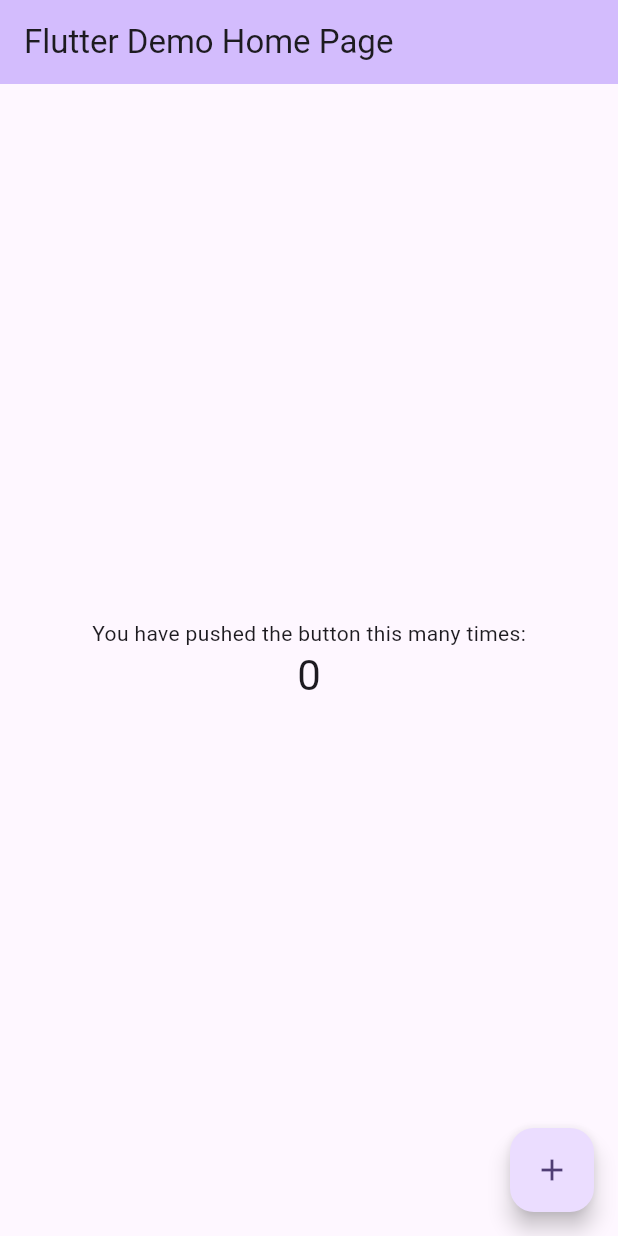
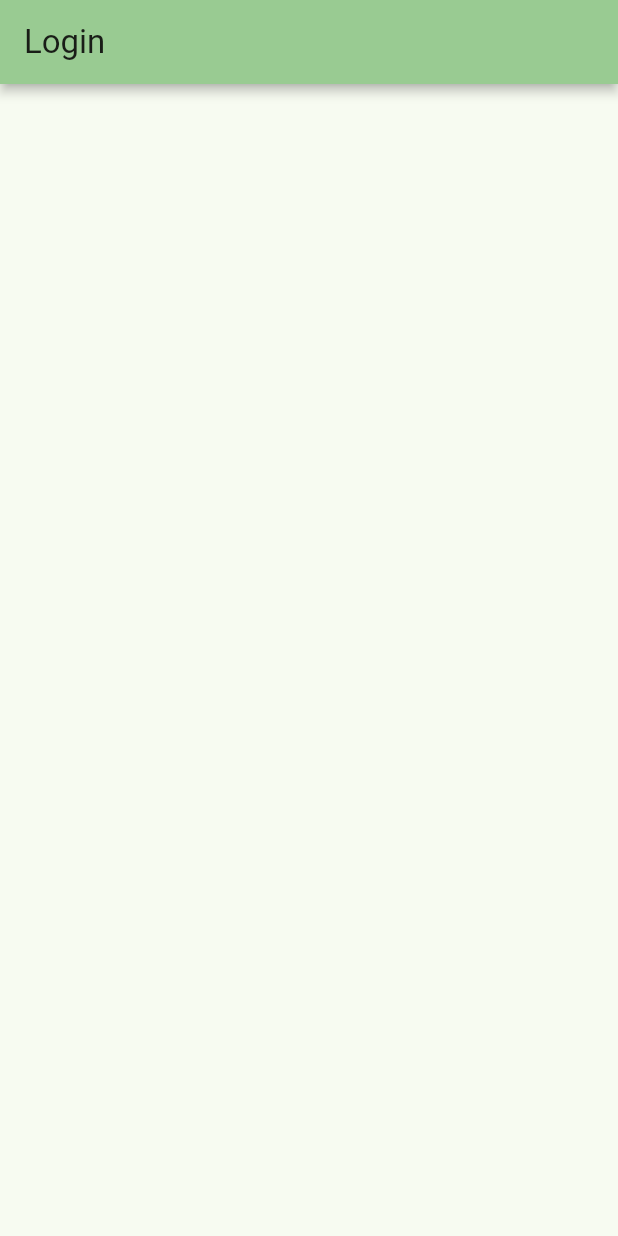
Before and after one commit to gouravpatil70/documents_store_app, a Flutter app: the screen it shows after launch, on a phone screen of 412 x 824 dp. Run offline on Flutter 3.47's test engine with Material 3 defaults, Android fonts, the phone set to English and light mode, and no system bars.

Commit message:
Initial required files & folder

```diff
--- /dev/null
+++ b/lib/Screens/login_screen.dart
@@ -0,0 +1,18 @@
+import 'package:documents_store_app/Widgets/custom_app_bar.dart';
+import 'package:flutter/material.dart';
+
+class LoginScreen extends StatefulWidget {
+  const LoginScreen({super.key});
+
+  @override
+  State<LoginScreen> createState() => _LoginScreenState();
+}
+
+class _LoginScreenState extends State<LoginScreen> {
+  @override
+  Widget build(BuildContext context){
+    return Scaffold(
+      appBar: CustomAppBar.customAppBar(context: context, appTitle: 'Login')
+    );
+  }
+}
--- /dev/null
+++ b/lib/Widgets/custom_app_bar.dart
@@ -0,0 +1,12 @@
+import 'package:flutter/material.dart';
+
+class CustomAppBar{
+  static customAppBar({required BuildContext context, required String appTitle, required}){
+    return AppBar(
+      title: Text(appTitle),
+      backgroundColor: Theme.of(context).colorScheme.inversePrimary,
+      elevation: 3.0,
+      shadowColor: Colors.black,
+    );
+  }
+}
--- a/lib/main.dart
+++ b/lib/main.dart
@@ -1,125 +1,23 @@
+import 'package:documents_store_app/Screens/login_screen.dart';
 import 'package:flutter/material.dart';
 
-void main() {
+void main(){
   runApp(const MyApp());
 }
 
-class MyApp extends StatelessWidget {
+class MyApp extends StatelessWidget{
+
   const MyApp({super.key});
 
-  // This widget is the root of your application.
   @override
-  Widget build(BuildContext context) {
+  Widget build(BuildContext context){
     return MaterialApp(
-      title: 'Flutter Demo',
+      title: 'Document Storing Applicaton',
       theme: ThemeData(
-        // This is the theme of your application.
-        //
-        // TRY THIS: Try running your application with "flutter run". You'll see
-        // the application has a purple toolbar. Then, without quitting the app,
-        // try changing the seedColor in the colorScheme below to Colors.green
-        // and then invoke "hot reload" (save your changes or press the "hot
-        // reload" button in a Flutter-supported IDE, or press "r" if you used
-        // the command line to start the app).
-        //
-        // Notice that the counter didn't reset back to zero; the application
-        // state is not lost during the reload. To reset the state, use hot
-        // restart instead.
-        //
-        // This works for code too, not just values: Most code changes can be
-        // tested with just a hot reload.
-        colorScheme: ColorScheme.fromSeed(seedColor: Colors.deepPurple),
-        useMaterial3: true,
+        colorScheme: ColorScheme.fromSeed(seedColor: Colors.green),
+        useMaterial3: true
       ),
-      home: const MyHomePage(title: 'Flutter Demo Home Page'),
+      home: const LoginScreen(),
     );
   }
 }
-
-class MyHomePage extends StatefulWidget {
-  const MyHomePage({super.key, required this.title});
-
-  // This widget is the home page of your application. It is stateful, meaning
-  // that it has a State object (defined below) that contains fields that affect
-  // how it looks.
-
-  // This class is the configuration for the state. It holds the values (in this
-  // case the title) provided by the parent (in this case the App widget) and
-  // used by the build method of the State. Fields in a Widget subclass are
-  // always marked "final".
-
-  final String title;
-
-  @override
-  State<MyHomePage> createState() => _MyHomePageState();
-}
-
-class _MyHomePageState extends State<MyHomePage> {
-  int _counter = 0;
-
-  void _incrementCounter() {
-    setState(() {
-      // This call to setState tells the Flutter framework that something has
-      // changed in this State, which causes it to rerun the build method below
-      // so that the display can reflect the updated values. If we changed
-      // _counter without calling setState(), then the build method would not be
-      // called again, and so nothing would appear to happen.
-      _counter++;
-    });
-  }
-
-  @override
-  Widget build(BuildContext context) {
-    // This method is rerun every time setState is called, for instance as done
-    // by the _incrementCounter method above.
-    //
-    // The Flutter framework has been optimized to make rerunning build methods
-    // fast, so that you can just rebuild anything that needs updating rather
-    // than having to individually change instances of widgets.
-    return Scaffold(
-      appBar: AppBar(
-        // TRY THIS: Try changing the color here to a specific color (to
-        // Colors.amber, perhaps?) and trigger a hot reload to see the AppBar
-        // change color while the other colors stay the same.
-        backgroundColor: Theme.of(context).colorScheme.inversePrimary,
-        // Here we take the value from the MyHomePage object that was created by
-        // the App.build method, and use it to set our appbar title.
-        title: Text(widget.title),
-      ),
-      body: Center(
-        // Center is a layout widget. It takes a single child and positions it
-        // in the middle of the parent.
-        child: Column(
-          // Column is also a layout widget. It takes a list of children and
-          // arranges them vertically. By default, it sizes itself to fit its
-          // children horizontally, and tries to be as tall as its parent.
-          //
-          // Column has various properties to control how it sizes itself and
-          // how it positions its children. Here we use mainAxisAlignment to
-          // center the children vertically; the main axis here is the vertical
-          // axis because Columns are vertical (the cross axis would be
-          // horizontal).
-          //
-          // TRY THIS: Invoke "debug painting" (choose the "Toggle Debug Paint"
-          // action in the IDE, or press "p" in the console), to see the
-          // wireframe for each widget.
-          mainAxisAlignment: MainAxisAlignment.center,
-          children: <Widget>[
-            const Text(
-              'You have pushed the button this many times:',
-            ),
-            Text(
-              '$_counter',
-              style: Theme.of(context).textTheme.headlineMedium,
-            ),
-          ],
-        ),
-      ),
-      floatingActionButton: FloatingActionButton(
-        onPressed: _incrementCounter,
-        tooltip: 'Increment',
-        child: const Icon(Icons.add),
-      ), // This trailing comma makes auto-formatting nicer for build methods.
-    );
-  }
-}
```
Also changed, not shown: lib/Screens/home_screen.dart (added, +18 -0 lines), lib/Screens/register_screen.dart (added, +18 -0 lines).
